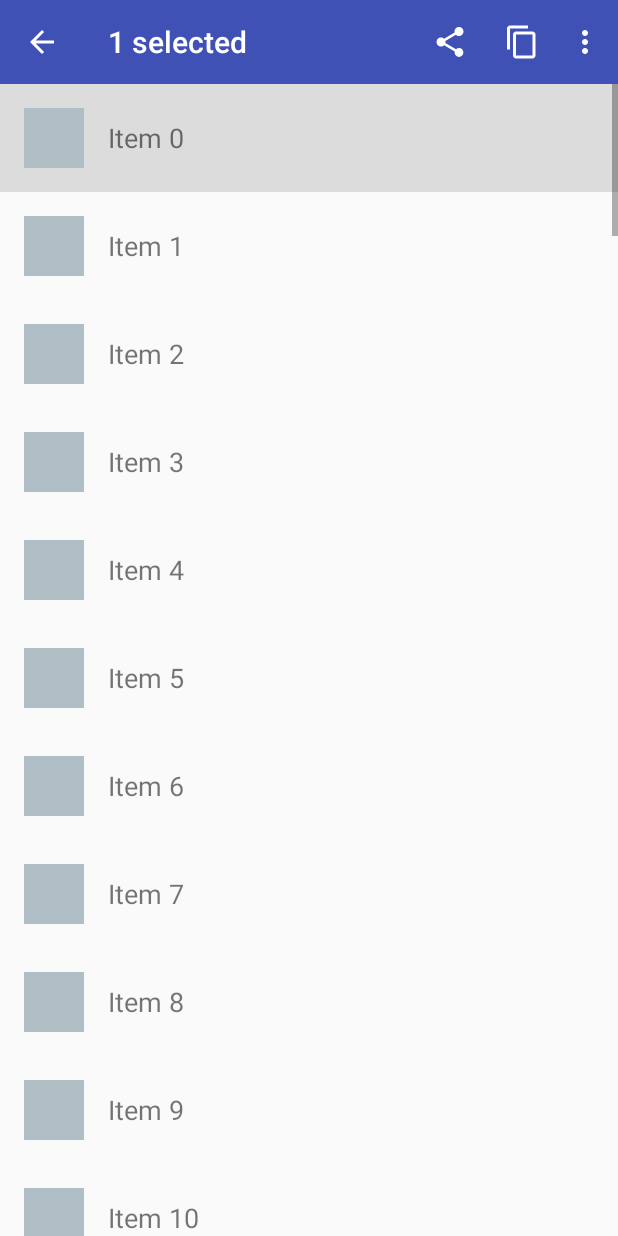
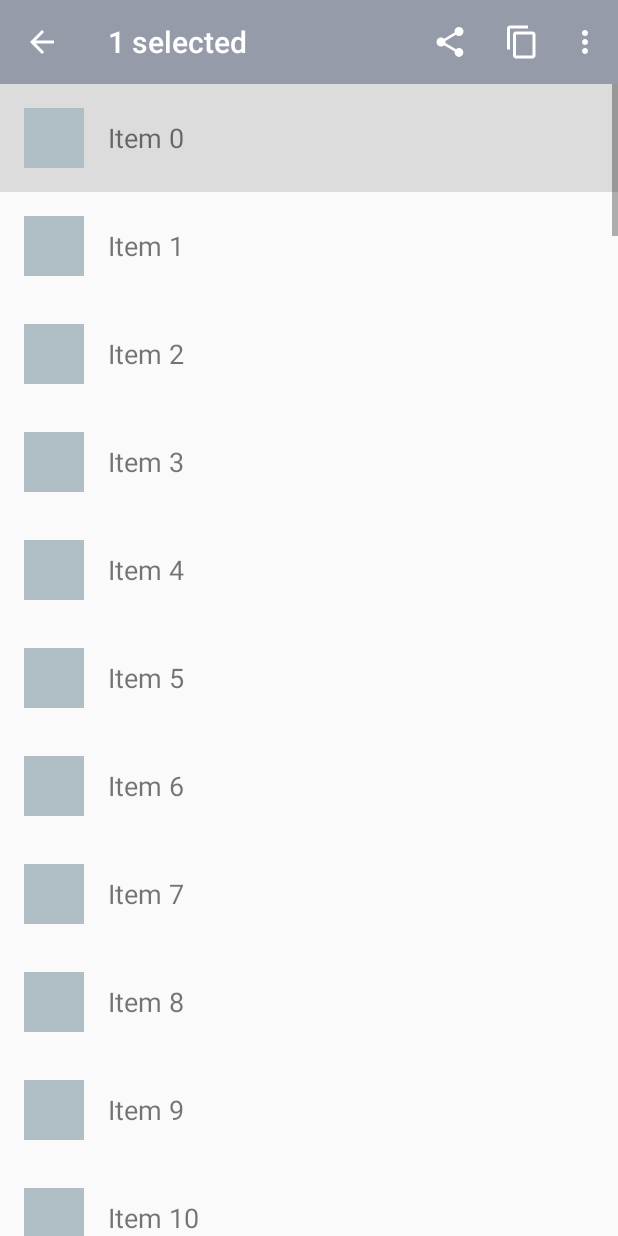
Before and after one commit to afollestad/material-cab, an Android app: the screen it shows after launch (MainActivity), after a tap on an icon or button, on a phone screen of 412 x 824 dp. Run offline under Robolectric (Android 15) with nearby library versions, the phone set to English and light mode, and no system bars; 1 other tap on this screen came first.

Commit message:
Animate the showing and hiding of the cab in the sample

```diff
--- a/sample/src/main/java/com/afollestad/materialcabsample/MainActivity.java
+++ b/sample/src/main/java/com/afollestad/materialcabsample/MainActivity.java
@@ -1,6 +1,13 @@
 package com.afollestad.materialcabsample;
 
+import android.animation.Animator;
+import android.animation.ArgbEvaluator;
+import android.animation.ObjectAnimator;
+import android.annotation.TargetApi;
+import android.graphics.Color;
+import android.os.Build;
 import android.os.Bundle;
+import android.support.v4.content.ContextCompat;
 import android.support.v7.app.AppCompatActivity;
 import android.support.v7.widget.LinearLayoutManager;
 import android.support.v7.widget.RecyclerView;
@@ -10,6 +17,7 @@ import android.view.MenuItem;
 import android.widget.Toast;
 
 import com.afollestad.materialcab.MaterialCab;
+import com.afollestad.materialcab.Util;
 
 import java.lang.reflect.Field;
 
@@ -95,6 +103,12 @@ public class MainActivity extends AppCompatActivity implements MainAdapter.Callb
                 ignored.printStackTrace();
             }
         }
+        cab.getToolbar().setAlpha(0.0F);
+        cab.getToolbar().animate().alpha(1.0f);
+        if (Build.VERSION.SDK_INT >= 21) {
+            getStatusBarAnimator(ContextCompat.getColor(this, R.color.grey_dark))
+                    .start();
+        }
         return true; // allow creation
     }
 
@@ -107,6 +121,11 @@ public class MainActivity extends AppCompatActivity implements MainAdapter.Callb
     @Override
     public boolean onCabFinished(MaterialCab cab) {
         mAdapter.clearSelected();
+        cab.getToolbar().animate().alpha(0.0f);
+        if (Build.VERSION.SDK_INT >= 21) {
+            getStatusBarAnimator(Util.resolveColor(this, R.attr.colorPrimaryDark, Color.TRANSPARENT))
+                    .start();
+        }
         return true; // allow destruction
     }
 
@@ -119,4 +138,11 @@ public class MainActivity extends AppCompatActivity implements MainAdapter.Callb
             super.onBackPressed();
         }
     }
+
+    @TargetApi(21)
+    private Animator getStatusBarAnimator(int endColor) {
+        return ObjectAnimator.ofObject(getWindow(), "statusBarColor", new ArgbEvaluator(),
+                getWindow().getStatusBarColor(),
+                endColor);
+    }
 }
--- a/sample/src/main/res/values/colors.xml
+++ b/sample/src/main/res/values/colors.xml
@@ -6,5 +6,7 @@
     <color name="yellow_500">#FFEB3B</color>
 
     <color name="activated_selected_light" type="color">#3e000000</color>
+    <color name="grey">#969baa</color>
+    <color name="grey_dark">#7D8291</color>
 
 </resources>
--- a/sample/src/main/res/values/styles.xml
+++ b/sample/src/main/res/values/styles.xml
@@ -11,7 +11,7 @@
 
         <!--<item name="mcab_title">@string/hello_world</item>-->
         <!--<item name="mcab_contentinset_start">72dp</item>-->
-        <!--<item name="mcab_background_color">?colorAccent</item>-->
+        <item name="mcab_background_color">@color/grey</item>
         <!--<item name="mcab_close_drawable">@drawable/mcab_nav_back</item>-->
         <item name="mcab_popup_theme">@style/ThemeOverlay.AppCompat.Dark</item>
         <item name="mcab_menu">@menu/menu_cab</item>
```
